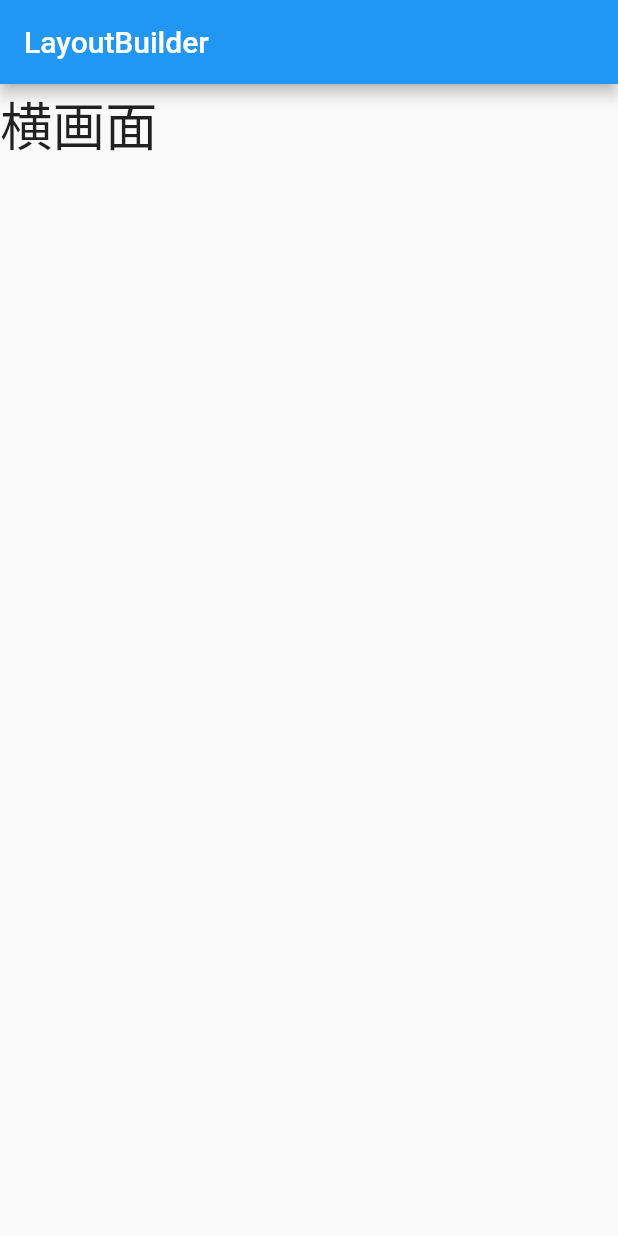
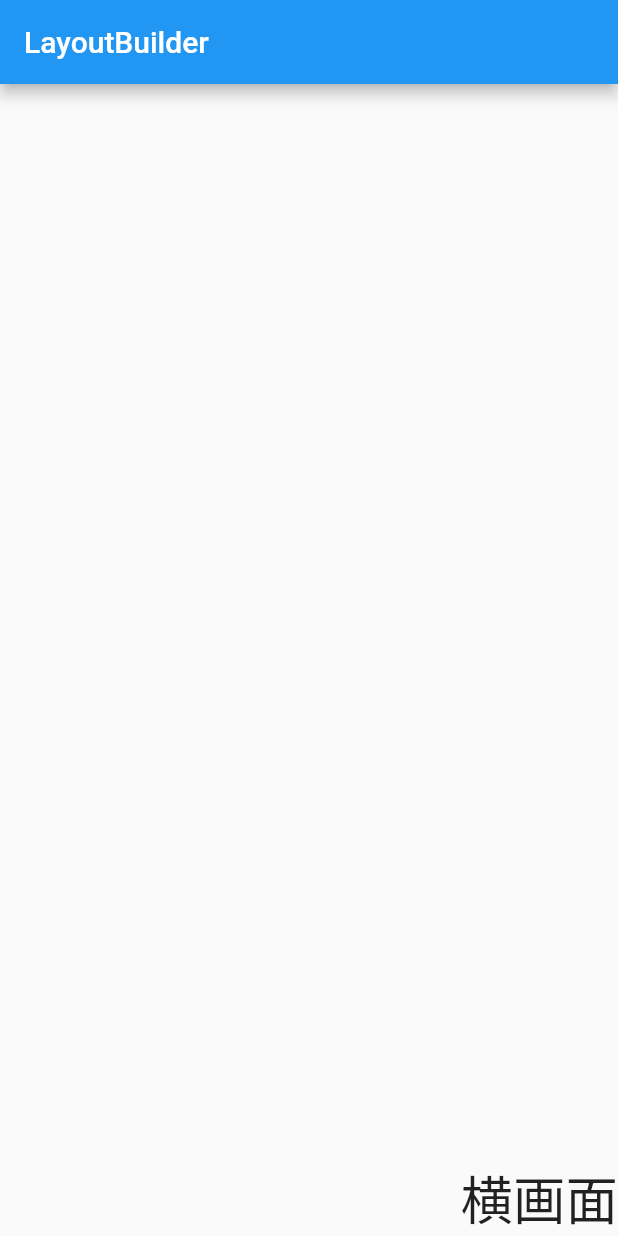
Before and after one commit to hachimitsuboy/flutter_pracite2, a Flutter app: the screen it shows after launch, on a phone screen of 412 x 824 dp. Run offline on Flutter 3.47's test engine with Material 2 defaults, Android fonts, the phone set to English and light mode, and no system bars.

Commit message:
Alignをしようして、子Widgetを配置する場所を変更した

```diff
--- a/lib/home_screen.dart
+++ b/lib/home_screen.dart
@@ -13,10 +13,16 @@ class HomeScreen extends StatelessWidget {
         print("constraints: $constraints");
         if (constraints.maxWidth <= 375.0) {
           print("縦画面ですね");
-          return const Text("縦画面", style: TextStyle(fontSize: 25.0));
+          return const Align(
+            alignment: Alignment.bottomLeft,
+            child: Text("縦画面", style: TextStyle(fontSize: 25.0)),
+          );
         } else {
           print("横画面ですね");
-          return const Text("横画面", style: TextStyle(fontSize: 35.0));
+          return const Align(
+            alignment: Alignment.bottomRight,
+            child: Text("横画面", style: TextStyle(fontSize: 35.0)),
+          );
         }
       }),
     );
```
